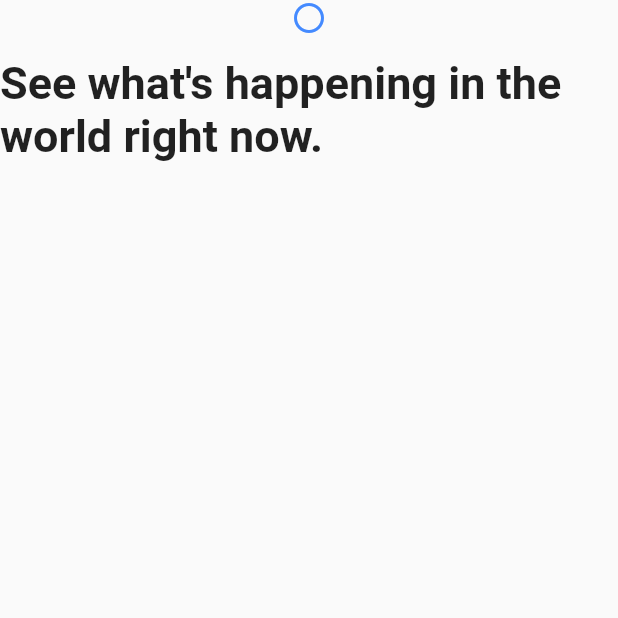
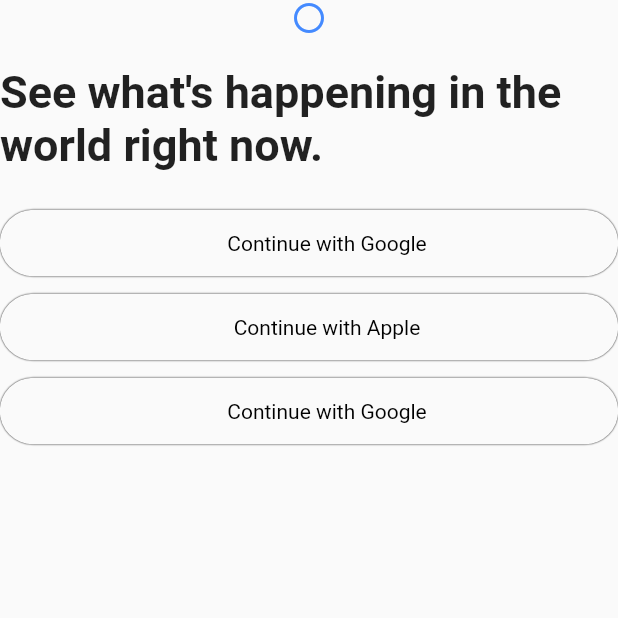
Before and after one commit to Megagonn/Circle, a Flutter app: the SignUpPage screen opened directly, on a phone screen of 412 x 824 dp, the top half of it. Run offline on Flutter 3.47's test engine with Material 2 defaults, Android fonts, the phone set to English and light mode, and no system bars.

```diff
--- a/lib/ui/signup.dart
+++ b/lib/ui/signup.dart
@@ -25,8 +25,8 @@ class _SignUpPageState extends State<SignUpPage> {
                   )
                 ],
               ),
-               const Padding(
-                padding: EdgeInsets.symmetric(vertical: 14),
+              const Padding(
+                padding: EdgeInsets.symmetric(vertical: 20),
                 child: Expanded(
                   child: Text(
                     "See what's happening in the world right now.",
@@ -34,6 +34,25 @@ class _SignUpPageState extends State<SignUpPage> {
                   ),
                 ),
               ),
+              Column(
+                children: const [
+                  FlatBtn(
+                    label: 'Continue with Google',
+                    labelColor: Colors.black,
+                    color: Colors.transparent,
+                  ),
+                  FlatBtn(
+                    label: 'Continue with Apple',
+                    labelColor: Colors.black,
+                    color: Colors.transparent,
+                  ),
+                  FlatBtn(
+                    label: 'Continue with Google',
+                    labelColor: Colors.black,
+                    color: Colors.transparent,
+                  ),
+                ],
+              )
             ],
           ),
         ),
@@ -41,3 +60,45 @@ class _SignUpPageState extends State<SignUpPage> {
     );
   }
 }
+
+class FlatBtn extends StatelessWidget {
+  final String label;
+  final Color? labelColor;
+  final Color? color;
+  final IconData? leading;
+  final FontWeight? fontWeight;
+  const FlatBtn(
+      {Key? key,
+      required this.label,
+      this.leading,
+      this.labelColor,
+      this.color, this.fontWeight})
+      : super(key: key);
+
+  @override
+  Widget build(BuildContext context) {
+    return Container(
+      width: MediaQuery.of(context).size.width,
+      padding: const EdgeInsets.symmetric(vertical: 10, horizontal: 20),
+      margin: const EdgeInsets.symmetric(vertical: 6),
+      decoration: BoxDecoration(
+        color: color,
+        borderRadius: BorderRadius.circular(50),
+        boxShadow: const [
+          BoxShadow(
+              blurRadius: .2, spreadRadius: .2, blurStyle: BlurStyle.outer)
+        ],
+      ),
+      child: Row(mainAxisAlignment: MainAxisAlignment.center, children: [
+        Icon(
+          leading,
+          color: labelColor,
+        ),
+        Text(
+          label,
+          style: TextStyle(color: labelColor, fontWeight: fontWeight),
+        ),
+      ]),
+    );
+  }
+}
```
Also changed, not shown: lib/main.dart (+2 -86 lines).
